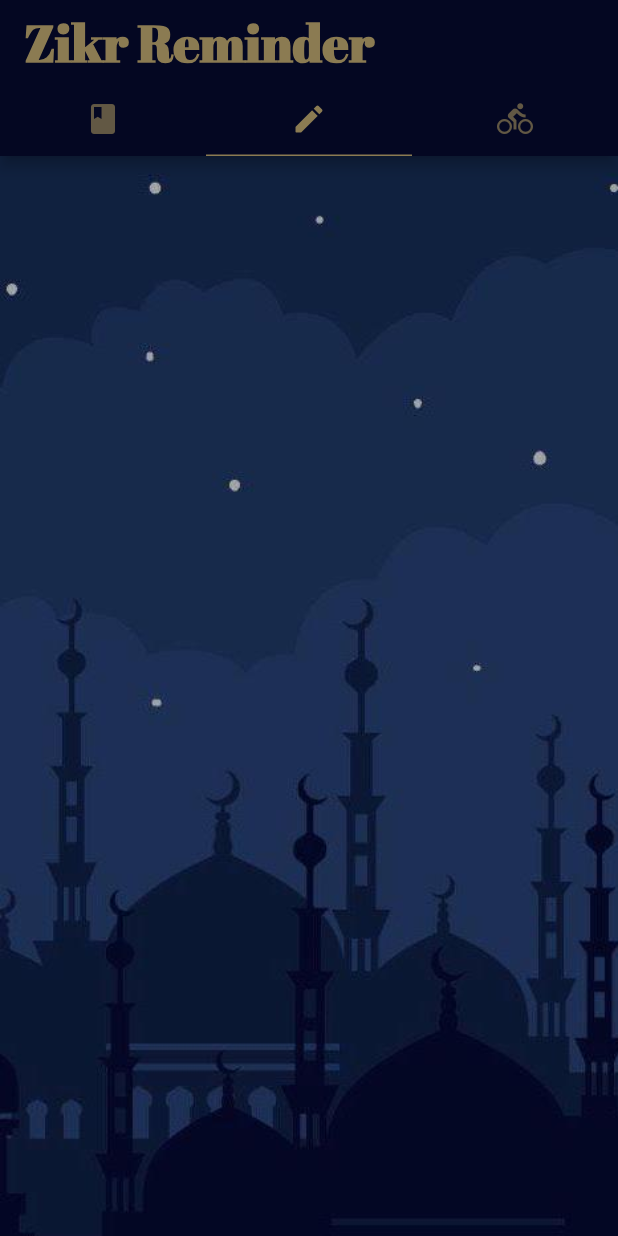
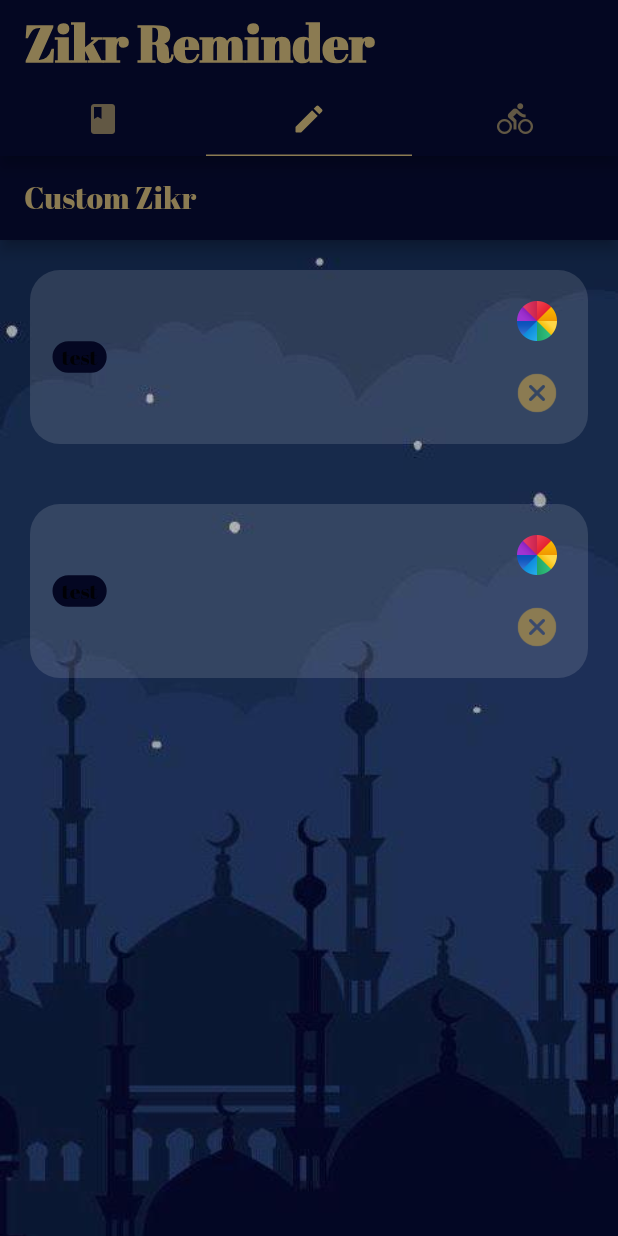
Before and after one commit to Zikr-Organization/zikr_remainder_app, a Flutter app: the screen it shows after launch, tab 2 chosen, on a phone screen of 412 x 824 dp. Run offline on Flutter 3.47's test engine with Material 2 defaults, Android fonts, the phone set to English and light mode, and no system bars; our stand-ins replace flutter_colorpicker, shared_preferences; network calls fail.

Commit message:
Add custom zikr screen

```diff
--- /dev/null
+++ b/lib/models/custom_zikr.dart
@@ -0,0 +1,7 @@
+
+class CustomZikr {
+  CustomZikr({required this.id, required this.title, required this.colorHex});
+  int id;
+  String title;
+  String colorHex;
+}
--- a/lib/models/zikr_category.dart
+++ b/lib/models/zikr_category.dart
@@ -5,6 +5,8 @@ class ZikrCategory {
   int id;
   String title;
   String text;
+
+  ZikrCategory(this.id, this.title, this.text);
 
   ZikrCategory.fromJson(Map<String, dynamic>data): id = data['ID'], title=data['TITLE'], text=data['TEXT'];
 
--- a/lib/screens/azker_screen/azker_screen.dart
+++ /dev/null
@@ -1,18 +0,0 @@
-import 'package:flutter/material.dart';
-
-class AzkerScreen extends StatelessWidget {
-  const AzkerScreen({Key? key}) : super(key: key);
-
-  @override
-  Widget build(BuildContext context) {
-    return MaterialApp(
-        title: 'Custom Zikr',
-        home: Container(
-        decoration: BoxDecoration(
-        image: DecorationImage(
-        image: AssetImage("images/vector-2-background.jpg"),
-    fit: BoxFit.cover)),
-        )
-    );
-  }
-}
--- /dev/null
+++ b/lib/screens/custom_zikr_screen/custom_zikr_screen.dart
@@ -0,0 +1,122 @@
+import 'package:flutter/material.dart';
+import 'package:zikr_remainder_app/models/custom_zikr.dart';
+import 'package:flutter_colorpicker/flutter_colorpicker.dart';
+
+class CustomZikrScreen extends StatefulWidget {
+   CustomZikrScreen({Key? key}) : super(key: key);
+
+  final Color pickerColor = Color(0xff123456) ;
+ // final ValueChanged<Color> onColorChanged = ;
+
+  @override
+  _CustomZikrScreenState createState() => _CustomZikrScreenState();
+}
+
+class _CustomZikrScreenState extends State<CustomZikrScreen> {
+
+  List<CustomZikr> azkar = [CustomZikr(id:0, title: 'test', colorHex: ''),CustomZikr(id:0, title: 'test', colorHex: '')]; //TODO must be put in core data
+  @override
+  Widget build(BuildContext context) {
+    return Scaffold(
+        appBar: AppBar(
+          title: Text("Custom Zikr", textAlign: TextAlign.center,),
+        ),
+        body: Container(
+        decoration: BoxDecoration(
+        image: DecorationImage(
+        image: AssetImage("images/vector-2-background.jpg"),
+    fit: BoxFit.cover),
+        ),
+
+    child:ListView.builder(
+      itemBuilder: (_, i) => InkWell(
+        child: CustomZikrRow(title: azkar[i].title, onDeletePressed: (){
+          //TODO delete from core data
+          //TODO delete from notification
+        }, onColorPressed: (){
+          print("onColor");
+          showDialog(
+            context: context,
+            builder: (BuildContext context) {
+              return AlertDialog(
+                titlePadding: const EdgeInsets.all(0),
+                contentPadding: const EdgeInsets.all(0),
+                content: SingleChildScrollView(
+                  child: MaterialPicker(
+                    pickerColor: widget.pickerColor,
+                    onColorChanged: (color){
+                      print("color = ${color.toString()}");
+                      setState(() {
+                        azkar[i].colorHex = color.toString();
+                      });
+                    },
+                    enableLabel: true,
+                    portraitOnly: false,
+                  ),
+                ),
+              );
+            },
+          );
+        }),
+      ),
+      itemCount: azkar.length,
+    ),
+        ),
+    );
+  }
+}
+
+class CustomZikrRow extends StatelessWidget {
+  const CustomZikrRow({required this.title, required this.onDeletePressed, required this.onColorPressed});
+  final String title;
+  final VoidCallback onDeletePressed;
+  final VoidCallback onColorPressed;
+
+  @override
+  Widget build(BuildContext context) {
+    return Padding(
+      padding: const EdgeInsets.all(20.0),
+      child: Container(
+          decoration: BoxDecoration(
+            color: Color(0x20ffffff),
+            borderRadius: BorderRadius.all(
+              Radius.circular(20.0),
+            ),
+          ),
+
+          child: Row(
+            mainAxisAlignment: MainAxisAlignment.spaceBetween,
+            children: [
+              Padding(
+                  padding: EdgeInsets.all(15.0),
+                  child: Container(
+                      decoration: BoxDecoration(
+                        color: Theme.of(context).primaryColorDark,
+                          border: Border.all(
+                            color: Theme.of(context).primaryColorDark,
+                          ),
+                          borderRadius: BorderRadius.all(Radius.circular(20))
+
+                      ),
+                      //color: Theme.of(context).primaryColorDark,
+                      child: Text("  ${title}  ",),
+                  ),
+              ),
+              Padding(
+                padding: EdgeInsets.all(10.0),
+                  child :Column(
+                    mainAxisAlignment: MainAxisAlignment.spaceEvenly,
+                    children: [
+
+                      IconButton(onPressed: onColorPressed, icon: Image.asset("images/icons8-color-wheel-96.png"), iconSize: 30,),
+                      IconButton(onPressed: onDeletePressed, icon: Image.asset("images/icons8-cancel-90.png"), iconSize: 30,),
+                    ],
+                  ),
+              ),
+                ],
+              ),
+
+      ),
+    );
+  }
+}
--- a/lib/screens/homescreen/home_screen.dart
+++ b/lib/screens/homescreen/home_screen.dart
@@ -1,6 +1,6 @@
 import 'package:flutter/material.dart';
 import 'package:zikr_remainder_app/screens/zikr_screen/category/zikr_category_screen.dart';
-import 'package:zikr_remainder_app/screens/azker_screen/azker_screen.dart';
+import 'package:zikr_remainder_app/screens/custom_zikr_screen/custom_zikr_screen.dart';
 import 'package:zikr_remainder_app/screens/channels_screen/channels_screen.dart';
 
 class HomeScreen extends StatelessWidget {
@@ -18,7 +18,7 @@ class HomeScreen extends StatelessWidget {
           primaryColorLight: Color(0xff314879),
           appBarTheme: const AppBarTheme(
             color: Color(0xff040722),
-            foregroundColor: Color(0xff8b7b52)
+            foregroundColor: Color(0xff8b7b52),
 
           ),
           //colorScheme: ColorScheme(secondary: Color(0xff8b7b52), brightness: ),
@@ -62,10 +62,10 @@ class HomeScreen extends StatelessWidget {
           ),
           title: const Text('Zikr Reminder',style: TextStyle(fontSize: 34.0, fontWeight: FontWeight.bold, color: Color(0xff8b7b52))),
         ),
-        body: const TabBarView(
+        body:  TabBarView(
           children: [
             ZikrCategoryScreen(),
-            AzkerScreen(),
+            CustomZikrScreen(),
             ChannelsScreen(),
           ],
         ),
--- a/pubspec.yaml
+++ b/pubspec.yaml
@@ -32,6 +32,7 @@ dependencies:
   provider: ^6.0.2
   http: ^0.13.4
   shared_preferences: ^2.0.12
+  flutter_colorpicker: ^1.0.3
   flutter:
     sdk: flutter
 
```
Also changed, not shown: lib/repository/api.dart (+74 -3 lines), lib/screens/zikr_screen/category/zikr_category_screen.dart (+8 -3 lines), lib/screens/zikr_screen/category/zikr_details/zikr_details_row.dart (added, +118 -0 lines), lib/screens/zikr_screen/category/zikr_details/zikr_details_screen.dart (+4 -118 lines), images/icons8-cancel-90.png (added), images/icons8-color-wheel-96.png (added), pubspec.lock.
